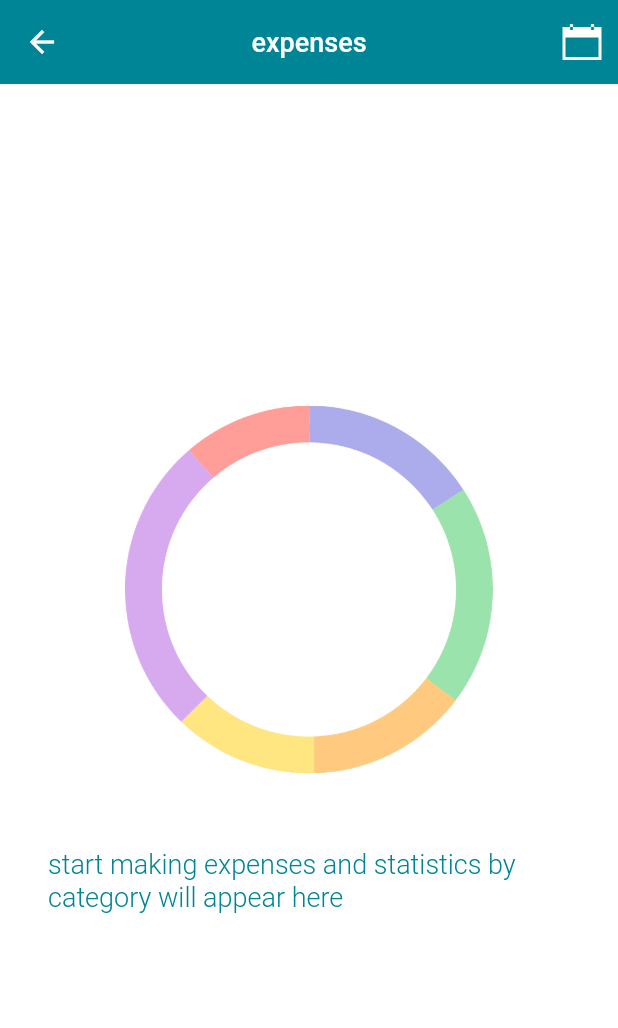
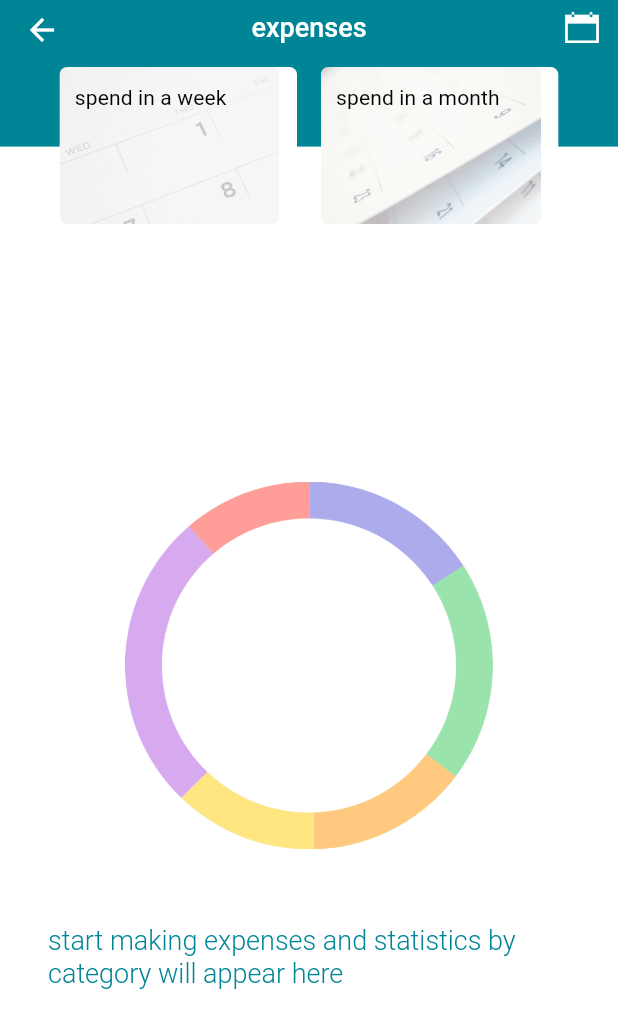
Before and after one commit to iSVDi/expenso, a Flutter app: the History screen opened directly, on a phone screen of 412 x 824 dp. Shown: the top 1028 px of the screen. Run offline on Flutter 3.47's test engine with Material 3 defaults, Android fonts, the phone set to English and light mode, and no system bars; our stand-ins replace circular_countdown_timer, flutter_bloc, focused_menu, objectbox, shared_preferences, syncfusion_flutter_charts; missing offline and left inert: group_list_view; accounts and stored records are empty; generated files the repository leaves out were written again; Roboto replaces fonts that are missing (SF Pro).

Commit message:
added buttons for selecting week and month time range, little refactoring

```diff
--- a/lib/extensions/app_images.dart
+++ b/lib/extensions/app_images.dart
@@ -8,7 +8,9 @@ enum AppImages {
   calendarIcon,
   refreshIcon,
   barChartPlug,
-  donutChartPlug
+  donutChartPlug,
+  calendarMonthBackground,
+  calendarWeekBackground
 }
 
 extension AssetsImage on AppImages {
--- a/lib/l10n/app_en.arb
+++ b/lib/l10n/app_en.arb
@@ -30,5 +30,7 @@
   "systemThemeMode": "system",
   "darkThemeMode": "dark",
   "lightThemeMode": "light",
-  "startCategories": "🏠 household,⛽️ gas,🛒 groceries,🛍 shopping,🍽 food & dinning,🚕 transport,💊 health,💪 fitness,🎓 education,🍿 entertainment,💸 bills,🐱 🐶 pet,🎁 gifts,❓ other"
+  "startCategories": "🏠 household,⛽️ gas,🛒 groceries,🛍 shopping,🍽 food & dinning,🚕 transport,💊 health,💪 fitness,🎓 education,🍿 entertainment,💸 bills,🐱 🐶 pet,🎁 gifts,❓ other",
+  "spendInAWeek": "spend in a week",
+  "spendInAMonth": "spend in a month"
 }
--- a/lib/l10n/app_ru.arb
+++ b/lib/l10n/app_ru.arb
@@ -30,5 +30,7 @@
   "systemThemeMode": "системное",
   "darkThemeMode": "темное",
   "lightThemeMode": "светлое",
-  "startCategories": "🏠 дом,⛽️ бензин,🛒 продукты,🛍 шоппинг,🍽 обеды,🚕 транспорт,💊 здоровье,💪 финес,🎓 образование,🍿 развлечения,💸 налоги,🐱 🐶 питомцы,🎁 подарки,❓ остальное"
+  "startCategories": "🏠 дом,⛽️ бензин,🛒 продукты,🛍 шоппинг,🍽 обеды,🚕 транспорт,💊 здоровье,💪 финес,🎓 образование,🍿 развлечения,💸 налоги,🐱 🐶 питомцы,🎁 подарки,❓ остальное",
+  "spendInAWeek": "потрачено за неделю",
+  "spendInAMonth": "потрачено за месяц"
 }
--- a/lib/l10n/gen_10n/app_localizations.dart
+++ b/lib/l10n/gen_10n/app_localizations.dart
@@ -278,6 +278,18 @@ abstract class AppLocalizations {
   /// In en, this message translates to:
   /// **'🏠 household,⛽️ gas,🛒 groceries,🛍 shopping,🍽 food & dinning,🚕 transport,💊 health,💪 fitness,🎓 education,🍿 entertainment,💸 bills,🐱 🐶 pet,🎁 gifts,❓ other'**
   String get startCategories;
+
+  /// No description provided for @spendInAWeek.
+  ///
+  /// In en, this message translates to:
+  /// **'spend in a week'**
+  String get spendInAWeek;
+
+  /// No description provided for @spendInAMonth.
+  ///
+  /// In en, this message translates to:
+  /// **'spend in a month'**
+  String get spendInAMonth;
 }
 
 class _AppLocalizationsDelegate extends LocalizationsDelegate<AppLocalizations> {
--- a/lib/l10n/gen_10n/app_localizations_en.dart
+++ b/lib/l10n/gen_10n/app_localizations_en.dart
@@ -98,4 +98,10 @@ class AppLocalizationsEn extends AppLocalizations {
 
   @override
   String get startCategories => '🏠 household,⛽️ gas,🛒 groceries,🛍 shopping,🍽 food & dinning,🚕 transport,💊 health,💪 fitness,🎓 education,🍿 entertainment,💸 bills,🐱 🐶 pet,🎁 gifts,❓ other';
+
+  @override
+  String get spendInAWeek => 'spend in a week';
+
+  @override
+  String get spendInAMonth => 'spend in a month';
 }
--- a/lib/l10n/gen_10n/app_localizations_ru.dart
+++ b/lib/l10n/gen_10n/app_localizations_ru.dart
@@ -98,4 +98,10 @@ class AppLocalizationsRu extends AppLocalizations {
 
   @override
   String get startCategories => '🏠 дом,⛽️ бензин,🛒 продукты,🛍 шоппинг,🍽 обеды,🚕 транспорт,💊 здоровье,💪 финес,🎓 образование,🍿 развлечения,💸 налоги,🐱 🐶 питомцы,🎁 подарки,❓ остальное';
+
+  @override
+  String get spendInAWeek => 'потрачено за неделю';
+
+  @override
+  String get spendInAMonth => 'потрачено за месяц';
 }
--- a/lib/modules/history/views/history.dart
+++ b/lib/modules/history/views/history.dart
@@ -13,6 +13,7 @@ import 'package:flutter/material.dart';
 import 'package:flutter_bloc/flutter_bloc.dart';
 import 'package:group_list_view/group_list_view.dart';
 
+//TODO remove localizations generated files from git
 class History extends StatelessWidget {
   const History({super.key});
 
@@ -50,6 +51,7 @@ class History extends StatelessWidget {
       icon: AppImages.calendarIcon.assetsImage(width: 30, height: 24),
     );
     return AppBar(
+      bottom: _getAppBarBottom(context),
       centerTitle: true,
       title: Text(AppLocalizations.of(context)!.expensesAnalysis,
           style: Theme.of(context)
@@ -60,6 +62,76 @@ class History extends StatelessWidget {
       backgroundColor: Theme.of(context).colorScheme.primary,
       foregroundColor: Theme.of(context).colorScheme.background,
     );
+  }
+
+  PreferredSizeWidget _getAppBarBottom(BuildContext context) {
+    var weekButton = _getSetTimeRangeButton(
+        context: context,
+        title: AppLocalizations.of(context)!.spendInAWeek,
+        icon: AppImages.calendarWeekBackground.assetsImage(),
+        onPressed: () {
+          //TODO: implement
+          print("weekButtonHandler");
+        });
+
+    var monthButton = _getSetTimeRangeButton(
+      context: context,
+      icon: AppImages.calendarMonthBackground.assetsImage(),
+      title: AppLocalizations.of(context)!.spendInAMonth,
+      onPressed: () {
+        //TODO: implement
+        print("monthButtonHandler");
+      },
+    );
+    var prefferredSizeHeight = MediaQuery.of(context).size.height * 0.123;
+    var stack = Stack(alignment: AlignmentDirectional.bottomCenter, children: [
+      SizedBox(
+          width: double.maxFinite,
+          height: prefferredSizeHeight / 1.7,
+          child: ColoredBox(color: Theme.of(context).colorScheme.background)),
+      Row(
+        mainAxisAlignment: MainAxisAlignment.center,
+        children: [weekButton, monthButton],
+      )
+    ]);
+
+    var prefferredSize = PreferredSize(
+        preferredSize: Size.fromHeight(prefferredSizeHeight), child: stack);
+
+    return prefferredSize;
+  }
+
+  Widget _getSetTimeRangeButton(
+      {required BuildContext context,
+      required Widget icon,
+      required String title,
+      required Function()? onPressed}) {
+    var size = MediaQuery.of(context).size;
+
+    var width = size.width * 0.384;
+    var height = size.height * 0.127;
+    var textColor = Theme.of(context).colorScheme.onBackground;
+    var textStyle =
+        Theme.of(context).textTheme.labelLarge!.copyWith(color: textColor);
+    var button = IconButton(
+      onPressed: onPressed,
+      icon: Container(
+        width: width,
+        height: height,
+        decoration: BoxDecoration(
+          borderRadius: const BorderRadius.all(Radius.circular(5)),
+          color: Theme.of(context).colorScheme.background,
+        ),
+        child: Stack(children: [
+          icon,
+          Padding(
+            padding: const EdgeInsets.only(top: 10, left: 10),
+            child: Text(title, style: textStyle),
+          ),
+        ]),
+      ),
+    );
+    return button;
   }
 
   Widget _getChart(BuildContext context) {
@@ -73,8 +145,9 @@ class History extends StatelessWidget {
       resetChartModeHandler: () => cubit.resetCategoriesHandler(),
     );
     var padding = Padding(
-        padding: const EdgeInsets.symmetric(horizontal: 32), child: chart);
-    // return chart;
+      padding: const EdgeInsets.symmetric(horizontal: 32),
+      child: chart,
+    );
     return padding;
   }
 
--- a/lib/modules/main/views/main_view.dart
+++ b/lib/modules/main/views/main_view.dart
@@ -68,8 +68,9 @@ class _MainViewState extends State<MainView> {
       child: appBar,
     );
 
+    var height = MediaQuery.of(context).size.height * 0.111;
     var preferredSize = PreferredSize(
-      preferredSize: const Size.fromHeight(100),
+      preferredSize: Size.fromHeight(height),
       child: SafeArea(child: padding),
     );
     return preferredSize;
--- a/pubspec.yaml
+++ b/pubspec.yaml
@@ -55,6 +55,8 @@ flutter:
     - assets/welcome/welcomeDark3.png
     - assets/welcome/welcomeDark4.png
     - assets/welcome/welcomeDark6.png
+    - assets/calendarMonthBackground.png
+    - assets/calendarWeekBackground.png
 
   fonts:
     - family: SF Pro
```
Also changed, not shown: assets/calendarMonthBackground.png (added), assets/calendarWeekBackground.png (added).
